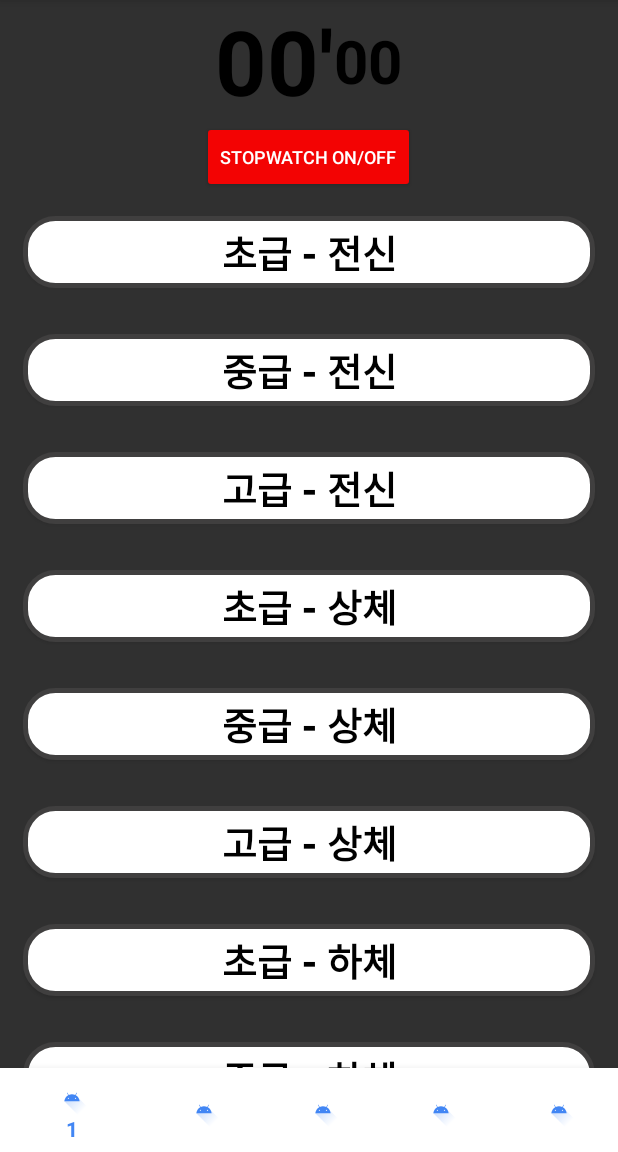
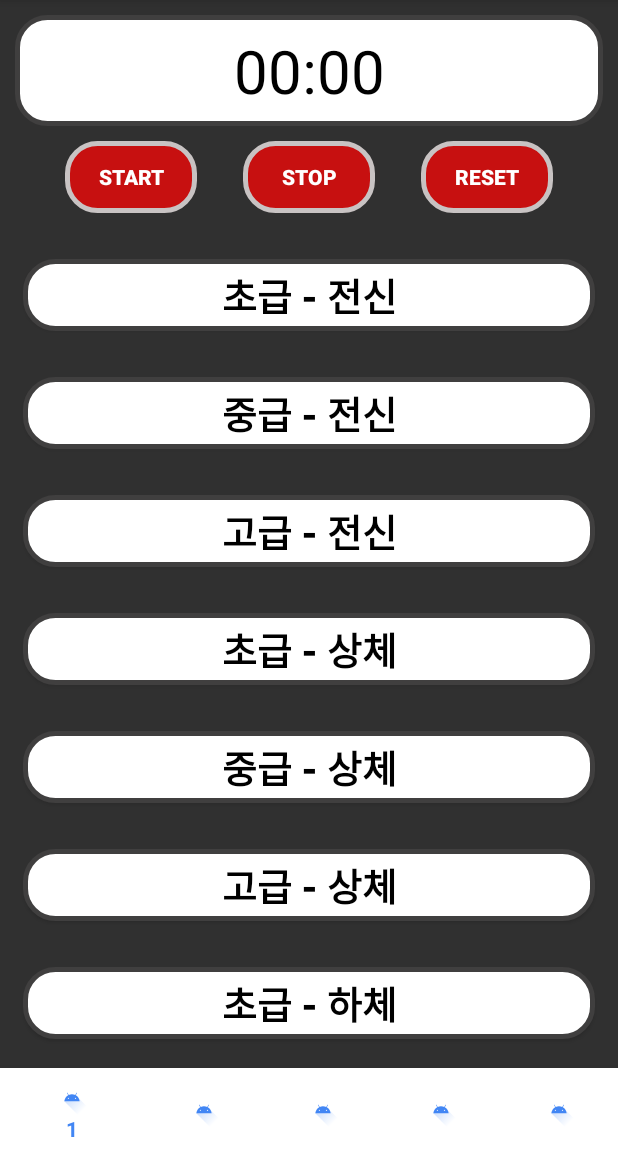
Before and after one commit to zxver1000/Grow_App, an Android app: the fragment youtubeFragment placed in its activity, on a phone screen of 412 x 824 dp, the part 84-1236 px from its top. Run offline under Robolectric (Android 15) with nearby library versions, the light colour scheme and no system bars.

Commit message:
- youtube 1st completion

```diff
--- a/app/src/main/AndroidManifest.xml
+++ b/app/src/main/AndroidManifest.xml
@@ -26,6 +26,10 @@
         android:roundIcon="@mipmap/ic_launcher_round"
         android:supportsRtl="true"
         android:theme="@style/Theme.AppCompat">
+        <activity
+            android:name="Main.youtube.youtubeplayerActivity"
+            android:configChanges="orientation|screenSize|keyboardHidden|smallestScreenSize|screenLayout"
+            android:exported="false" />
         <activity
             android:name="Main.resultPose.ResultActivity"
             android:exported="false" />
--- a/app/src/main/java/Main/youtube/MyItemRecyclerViewAdapter.kt
+++ b/app/src/main/java/Main/youtube/MyItemRecyclerViewAdapter.kt
@@ -1,11 +1,14 @@
 package com.example.vision_exam
 
+import Main.youtube.youtubeplayerActivity
 import android.content.Context
+import android.content.Intent
 import androidx.recyclerview.widget.RecyclerView
 import android.view.LayoutInflater
 import android.view.View
 import android.view.ViewGroup
 import android.widget.Button
+import androidx.core.content.ContextCompat
 import com.example.vision_exam.MyItemRecyclerViewAdapter.ViewHolder
 
 class MyItemRecyclerViewAdapter(
@@ -29,7 +32,14 @@ class MyItemRecyclerViewAdapter(
     override fun onBindViewHolder(holder: ViewHolder, position: Int) {
         val item = values[position]
         holder.youtube_exercise.text=item.content
+        holder.youtube_exercise.setOnClickListener {
+            val intent= Intent(holder.itemView?.context, youtubeplayerActivity::class.java)
+            intent.putExtra("video",item)
+            intent.addFlags(Intent.FLAG_ACTIVITY_NEW_TASK)
+            ContextCompat.startActivity(holder.itemView.context, intent,null)
+        }
     }
+
 
     override fun getItemCount(): Int = values.size
 
@@ -37,12 +47,6 @@ class MyItemRecyclerViewAdapter(
         RecyclerView.ViewHolder(view) {
 
         val youtube_exercise: Button =view.findViewById(R.id.youtube_exercise)
-        init {
-            youtube_exercise.setOnClickListener {
-                itemClickListener?.OnItemClick(values[position], position)
-            }
-        }
-
     }
 
 }
--- a/app/src/main/java/Main/youtube/YoutubeContent.kt
+++ b/app/src/main/java/Main/youtube/YoutubeContent.kt
@@ -1,3 +1,5 @@
 package com.example.vision_exam
 
-data class YoutubeContent(val content:String, val videoId: String)
+import java.io.Serializable
+
+data class YoutubeContent(val content:String, val videoId: String):Serializable
--- a/app/src/main/java/Main/youtube/YoutubeItemFragment.kt
+++ /dev/null
@@ -1,53 +0,0 @@
-package com.example.vision_exam
-
-import android.os.Bundle
-import android.util.Log
-import androidx.fragment.app.Fragment
-import androidx.recyclerview.widget.LinearLayoutManager
-import androidx.recyclerview.widget.RecyclerView
-import android.view.LayoutInflater
-import android.view.View
-import android.view.ViewGroup
-import Main.youtubeFragment
-
-
-class YoutubeItemFragment : Fragment() {
-    private val yt_recyclerview: RecyclerView by lazy {
-        view?.findViewById(R.id.yt_recyclerview) as RecyclerView
-    }
-    val exerciseList= arrayListOf<YoutubeContent>(
-        YoutubeContent("초급 - 전신","tzv5N3yikU4"),
-        YoutubeContent("중급 - 전신","lKwZ2DU4P-A"),
-        YoutubeContent("고급 - 전신","wrLlzn5TjLY"),
-        YoutubeContent("초급 - 상체","54tTYO-vU2E"),
-        YoutubeContent("중급 - 상체","GZtB7W9Uafk"),
-        YoutubeContent("고급 - 상체","o-9ZuMtC8MA"),
-        YoutubeContent("초급 - 하체","qEoa40A_aZY"),
-        YoutubeContent("중급 - 하체","pDFuLG0xrsU"),
-        YoutubeContent("고급 - 하체","js8z5wIZ0wg"),
-    )
-
-    override fun onCreateView(
-        inflater: LayoutInflater, container: ViewGroup?,
-        savedInstanceState: Bundle?
-    ): View? {
-        val view = inflater.inflate(R.layout.fragment_youtube_item_list, container, false)
-        return view
-    }
-
-
-    override fun onViewCreated(view: View, savedInstanceState: Bundle?) {
-        super.onViewCreated(view, savedInstanceState)
-        yt_recyclerview.setHasFixedSize(true)
-        yt_recyclerview.layoutManager=LinearLayoutManager(context,LinearLayoutManager.VERTICAL,false)
-        val adapter= MyItemRecyclerViewAdapter(exerciseList)
-        adapter.itemClickListener=object :MyItemRecyclerViewAdapter.OnItemClickListener{
-            override fun OnItemClick(data: YoutubeContent, position: Int) {
-                val videoId=data.videoId
-                (parentFragment as youtubeFragment).ytview(videoId)
-            }
-        }
-        yt_recyclerview.adapter=adapter
-    }
-
-}
--- a/app/src/main/java/Main/youtube/stopwatchFragment.kt
+++ b/app/src/main/java/Main/youtube/stopwatchFragment.kt
@@ -1,18 +1,78 @@
 package com.example.vision_exam
 
 import android.os.Bundle
+import android.os.SystemClock
 import androidx.fragment.app.Fragment
 import android.view.LayoutInflater
 import android.view.View
 import android.view.ViewGroup
+import android.widget.Chronometer
+import androidx.appcompat.widget.AppCompatButton
 
 class stopwatchFragment : Fragment() {
+
+    var flag=false
+    var inittime=0L
+    var pausetime=0L
+    lateinit var chronometer:Chronometer
 
     override fun onCreateView(
         inflater: LayoutInflater, container: ViewGroup?,
         savedInstanceState: Bundle?
     ): View? {
-        return inflater.inflate(R.layout.fragment_stopwatch, container, false)
+        val view=inflater.inflate(R.layout.fragment_stopwatch, container, false)
+        chronometer=view.findViewById<Chronometer>(R.id.yt_chronometer)
+        val startbtn=view.findViewById<AppCompatButton>(R.id.yt_startbtn)
+        val stopbtn=view.findViewById<AppCompatButton>(R.id.yt_stopbtn)
+        val resetbtn=view.findViewById<AppCompatButton>(R.id.yt_resetbtn)
+        startbtn.setOnClickListener {
+            flag=true
+            chronometer.base= SystemClock.elapsedRealtime()+pausetime
+            chronometer.start()
+            startbtn.isEnabled=false
+            stopbtn.isEnabled=true
+            resetbtn.isEnabled=true
+        }
+        stopbtn.setOnClickListener {
+            flag=false
+            pausetime=chronometer.base- SystemClock.elapsedRealtime()
+            chronometer.stop()
+            startbtn.isEnabled=true
+            stopbtn.isEnabled=false
+            resetbtn.isEnabled=true
+        }
+        resetbtn.setOnClickListener {
+            flag=false
+            pausetime=0L
+            chronometer.base= SystemClock.elapsedRealtime()
+            chronometer.stop()
+            startbtn.isEnabled=true
+            stopbtn.isEnabled=false
+            resetbtn.isEnabled=false
+        }
+        return view
     }
 
+    override fun onResume() {
+        super.onResume()
+        if(flag){
+            chronometer.base= SystemClock.elapsedRealtime()+pausetime
+            chronometer.start()
+        }
+    }
+
+    override fun onStop() {
+        super.onStop()
+        if(flag){
+            pausetime=chronometer.base- SystemClock.elapsedRealtime()
+            chronometer.stop()
+        }
+    }
+
+    override fun onDestroy() {
+        super.onDestroy()
+        flag=false
+        pausetime=0L
+        chronometer.stop()
+    }
 }
--- a/app/src/main/java/Main/youtubeFragment.kt
+++ b/app/src/main/java/Main/youtubeFragment.kt
@@ -6,35 +6,52 @@ import android.view.LayoutInflater
 import android.view.View
 import android.view.ViewGroup
 import androidx.fragment.app.FragmentTransaction
+import androidx.recyclerview.widget.LinearLayoutManager
+import androidx.recyclerview.widget.RecyclerView
+import com.example.vision_exam.MyItemRecyclerViewAdapter
 import com.example.vision_exam.R
-import com.example.vision_exam.YoutubeItemFragment
-import com.example.vision_exam.YoutubeViewFragment
+import com.example.vision_exam.YoutubeContent
 
 
 class youtubeFragment : Fragment() {
 
-    val youtubeItemFragment= YoutubeItemFragment()
-    val youtubeViewFragment= YoutubeViewFragment()
-    private var savedstate=0
+    private val yt_recyclerview: RecyclerView by lazy {
+        view?.findViewById(R.id.yt_recyclerview) as RecyclerView
+    }
+    val exerciseList= arrayListOf<YoutubeContent>(
+        YoutubeContent("초급 - 전신","tzv5N3yikU4"),
+        YoutubeContent("중급 - 전신","lKwZ2DU4P-A"),
+        YoutubeContent("고급 - 전신","wrLlzn5TjLY"),
+        YoutubeContent("초급 - 상체","54tTYO-vU2E"),
+        YoutubeContent("중급 - 상체","GZtB7W9Uafk"),
+        YoutubeContent("고급 - 상체","o-9ZuMtC8MA"),
+        YoutubeContent("초급 - 하체","qEoa40A_aZY"),
+        YoutubeContent("중급 - 하체","pDFuLG0xrsU"),
+        YoutubeContent("고급 - 하체","js8z5wIZ0wg"),
+    )
 
     override fun onCreateView(
         inflater: LayoutInflater, container: ViewGroup?,
         savedInstanceState: Bundle?
     ): View? {
-        val fragment=childFragmentManager.beginTransaction()
-        fragment.replace(R.id.yt_fragment,YoutubeItemFragment())
-        fragment.commit()
-        return inflater.inflate(R.layout.fragment_youtube, container, false)
+        val view = inflater.inflate(R.layout.fragment_youtube, container, false)
+        return view
     }
 
 
-    fun ytview(videoId:String){
-        savedstate=1
-        val bundle=Bundle().apply { putString("video",videoId) }
-        youtubeViewFragment.apply { arguments=bundle }
-        childFragmentManager.beginTransaction()
-            .replace(R.id.yt_fragment, youtubeViewFragment)
-            .setTransition(FragmentTransaction.TRANSIT_FRAGMENT_OPEN)
-            .commit()
+    override fun onViewCreated(view: View, savedInstanceState: Bundle?) {
+        super.onViewCreated(view, savedInstanceState)
+        yt_recyclerview.setHasFixedSize(true)
+        yt_recyclerview.layoutManager=
+            LinearLayoutManager(context, LinearLayoutManager.VERTICAL,false)
+        val adapter= MyItemRecyclerViewAdapter(exerciseList)
+        /*
+        adapter.itemClickListener=object :MyItemRecyclerViewAdapter.OnItemClickListener{
+            override fun OnItemClick(data: YoutubeContent, position: Int) {
+                val videoId=data.videoId
+                (parentFragment as YoutubeFragment).ytview(videoId)
+            }
+        }*/
+        yt_recyclerview.adapter=adapter
     }
 }
--- /dev/null
+++ b/app/src/main/res/drawable-xxxhdpi/youtube_stopwatch.xml
@@ -0,0 +1,12 @@
+<?xml version="1.0" encoding="utf-8"?>
+<shape xmlns:android="http://schemas.android.com/apk/res/android"
+    android:shape="rectangle" android:padding="10dp">
+    <solid android:color="#C3F60707"></solid>
+    <corners
+        android:bottomLeftRadius="20dp"
+        android:bottomRightRadius="20dp"
+        android:topLeftRadius="20dp"
+        android:topRightRadius="20dp"></corners>
+    <stroke android:width="3dp"
+        android:color="#C8C3C3"></stroke>
+</shape>
--- a/app/src/main/res/layout/fragment_stopwatch.xml
+++ b/app/src/main/res/layout/fragment_stopwatch.xml
@@ -6,40 +6,54 @@
     android:layout_height="wrap_content"
     tools:context=".stopwatchFragment">
 
+    <Chronometer
+        android:id="@+id/yt_chronometer"
+        android:layout_width="match_parent"
+        android:layout_height="wrap_content"
+        android:layout_margin="10dp"
+        android:background="@drawable/youtube_view"
+        android:gravity="center_horizontal"
+        android:textColor="@color/black"
+        android:padding="10dp"
+        android:textSize="40sp" />
+
     <LinearLayout
         android:layout_width="match_parent"
         android:layout_height="wrap_content"
+        android:layout_marginBottom="15dp"
         android:gravity="center"
         android:orientation="horizontal">
-        <TextView
-            android:id="@+id/yt_sw_MinTV"
+
+        <androidx.appcompat.widget.AppCompatButton
+            android:id="@+id/yt_startbtn"
             android:layout_width="wrap_content"
             android:layout_height="wrap_content"
-            android:text="00'"
-            android:textColor="@color/black"
-            android:textSize="60sp"
-            android:textStyle="bold"
-            tools:ignore="HardcodedText" />
+            android:layout_marginHorizontal="15dp"
+            android:background="@drawable/youtube_stopwatch"
+            android:text="start"
+            android:textColor="#FFFFFF"
+            android:textStyle="bold" />
 
-        <TextView
-            android:id="@+id/yt_sw_SecTV"
+        <androidx.appcompat.widget.AppCompatButton
+            android:id="@+id/yt_stopbtn"
             android:layout_width="wrap_content"
             android:layout_height="wrap_content"
-            android:text="00"
-            android:textColor="@color/black"
-            android:textSize="40sp"
-            android:textStyle="bold"
-            tools:ignore="HardcodedText" />
+            android:layout_marginHorizontal="15dp"
+            android:background="@drawable/youtube_stopwatch"
+            android:text="stop"
+            android:textColor="#FFFFFF"
+            android:textStyle="bold" />
+
+        <androidx.appcompat.widget.AppCompatButton
+            android:id="@+id/yt_resetbtn"
+            android:layout_width="wrap_content"
+            android:layout_height="wrap_content"
+            android:layout_marginHorizontal="15dp"
+            android:background="@drawable/youtube_stopwatch"
+            android:text="reset"
+            android:textColor="#FFFFFF"
+            android:textStyle="bold" />
+
     </LinearLayout>
 
-    <Button
-        android:id="@+id/soundbtn"
-        android:layout_gravity="center"
-        android:layout_width="wrap_content"
-        android:layout_height="wrap_content"
-        android:backgroundTint="#F30303"
-        android:text="stopwatch on/off"
-        android:textSize="12dp"
-        android:textColor="@color/white"/>
-
 </LinearLayout>
--- a/app/src/main/res/layout/fragment_youtube.xml
+++ b/app/src/main/res/layout/fragment_youtube.xml
@@ -1,12 +1,19 @@
-<FrameLayout xmlns:android="http://schemas.android.com/apk/res/android"
+<LinearLayout xmlns:android="http://schemas.android.com/apk/res/android"
     xmlns:tools="http://schemas.android.com/tools"
     android:layout_width="match_parent"
     android:layout_height="match_parent"
+    android:orientation="vertical"
     tools:context="Main.youtubeFragment">
 
     <androidx.fragment.app.FragmentContainerView
-        android:id="@+id/yt_fragment"
+        android:id="@+id/yt_stopwatch"
         android:layout_width="match_parent"
-        android:layout_height="match_parent"/>
+        android:layout_height="wrap_content"
+        android:name="com.example.vision_exam.stopwatchFragment"/>
 
-</FrameLayout>
+    <androidx.recyclerview.widget.RecyclerView
+        android:id="@+id/yt_recyclerview"
+        android:layout_width="match_parent"
+        android:layout_height="wrap_content" />
+
+</LinearLayout>
--- a/app/src/main/res/layout/fragment_youtube_item_list.xml
+++ /dev/null
@@ -1,20 +0,0 @@
-<?xml version="1.0" encoding="utf-8"?>
-<LinearLayout xmlns:android="http://schemas.android.com/apk/res/android"
-    xmlns:tools="http://schemas.android.com/tools"
-    android:orientation="vertical"
-    android:layout_width="match_parent"
-    android:layout_height="match_parent"
-    tools:context=".YoutubeItemFragment">
-
-    <androidx.fragment.app.FragmentContainerView
-        android:id="@+id/yt_stopwatch"
-        android:layout_width="match_parent"
-        android:layout_height="wrap_content"
-        android:name="com.example.vision_exam.stopwatchFragment"/>
-
-    <androidx.recyclerview.widget.RecyclerView
-        android:id="@+id/yt_recyclerview"
-        android:layout_width="match_parent"
-        android:layout_height="wrap_content" />
-
-</LinearLayout>
--- a/build.gradle
+++ b/build.gradle
@@ -14,7 +14,7 @@ buildscript {
 plugins {
     id 'com.android.application' version '7.1.3' apply false
     id 'com.android.library' version '7.1.3' apply false
-    id 'org.jetbrains.kotlin.android' version '1.6.10' apply false
+    id 'org.jetbrains.kotlin.android' version '1.6.21' apply false
 }
 
 
```
Also changed, not shown: app/src/main/java/Main/youtube/YoutubeViewFragment.kt (deleted, +0 -78 lines), app/src/main/java/Main/youtube/youtubeplayerActivity.kt (added, +46 -0 lines), app/src/main/res/layout/activity_youtubeplayer.xml (renamed from app/src/main/res/layout/fragment_youtube_view.xml, +4 -3 lines).
